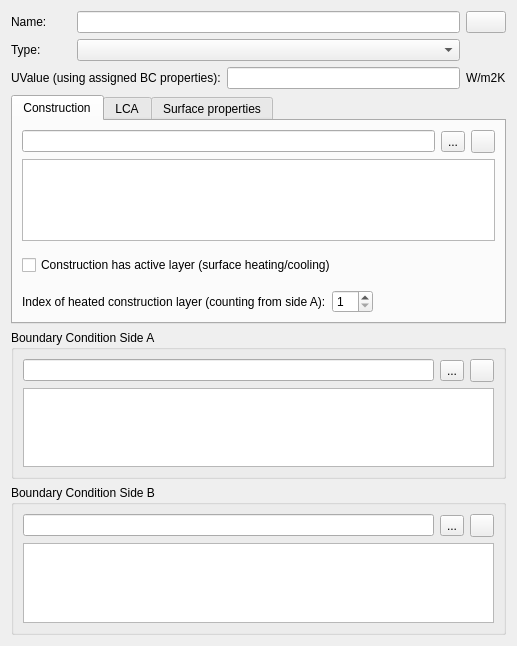
This is SIM-VICUS/src/SVDBComponentEditWidget.ui in ghorwin/SIM-VICUS as Qt 5 draws it before an edit. The edited form follows.
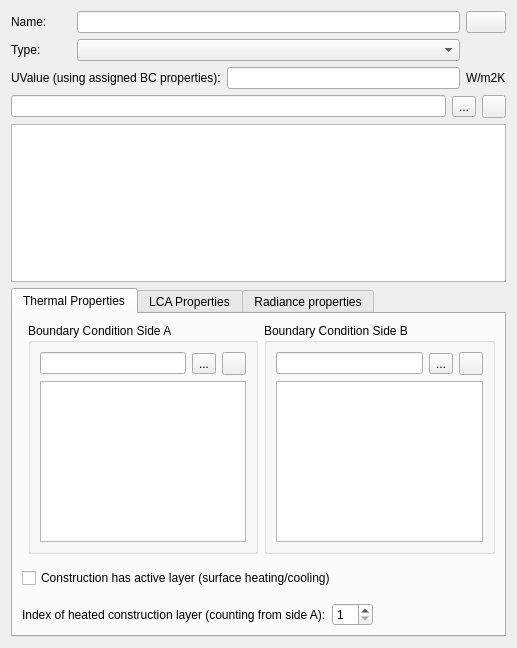
This is the edited form. Icons and pictures are not drawn. Custom widgets are drawn as their Qt base class.

The edit to the form file:
```diff
--- a/SIM-VICUS/src/SVDBComponentEditWidget.ui
+++ b/SIM-VICUS/src/SVDBComponentEditWidget.ui
@@ -7,7 +7,7 @@
     <x>0</x>
     <y>0</y>
     <width>517</width>
-    <height>646</height>
+    <height>648</height>
    </rect>
   </property>
   <property name="sizePolicy">
@@ -95,65 +95,51 @@
      </item>
     </layout>
    </item>
+   <item>
+    <layout class="QHBoxLayout" name="horizontalLayout_5">
+     <item>
+      <widget class="QLineEdit" name="lineEditConstructionName">
+       <property name="readOnly">
+        <bool>true</bool>
+       </property>
+      </widget>
+     </item>
+     <item>
+      <widget class="QToolButton" name="toolButtonSelectConstruction">
+       <property name="text">
+        <string>...</string>
+       </property>
+      </widget>
+     </item>
+     <item>
+      <widget class="QToolButton" name="toolButtonRemoveConstruction">
+       <property name="icon">
+        <iconset resource="../resources/SIM-VICUS.qrc">
+         <normaloff>:/gfx/actions/24x24/minus.png</normaloff>:/gfx/actions/24x24/minus.png</iconset>
+       </property>
+      </widget>
+     </item>
+    </layout>
+   </item>
+   <item>
+    <widget class="QtExt::ConstructionView" name="graphicsViewConstruction"/>
+   </item>
    <item>
     <widget class="QTabWidget" name="tabWidget">
+     <property name="enabled">
+      <bool>true</bool>
+     </property>
+     <property name="tabShape">
+      <enum>QTabWidget::Rounded</enum>
+     </property>
      <property name="currentIndex">
       <number>0</number>
      </property>
      <widget class="QWidget" name="tabConstructionType">
       <attribute name="title">
-       <string>Construction</string>
+       <string>Thermal Properties</string>
       </attribute>
       <layout class="QGridLayout" name="gridLayout">
-       <item row="0" column="0">
-        <widget class="QLineEdit" name="lineEditConstructionName">
-         <property name="readOnly">
-          <bool>true</bool>
-         </property>
-        </widget>
-       </item>
-       <item row="0" column="1">
-        <widget class="QToolButton" name="toolButtonSelectConstruction">
-         <property name="text">
-          <string>...</string>
-         </property>
-        </widget>
-       </item>
-       <item row="0" column="2">
-        <widget class="QToolButton" name="toolButtonRemoveConstruction">
-         <property name="icon">
-          <iconset resource="../resources/SIM-VICUS.qrc">
-           <normaloff>:/gfx/actions/24x24/minus.png</normaloff>:/gfx/actions/24x24/minus.png</iconset>
-         </property>
-        </widget>
-       </item>
-       <item row="1" column="0" colspan="3">
-        <widget class="QtExt::ConstructionView" name="graphicsViewConstruction"/>
-       </item>
-       <item row="2" column="0" colspan="3">
-        <layout class="QHBoxLayout" name="horizontalLayout_2">
-         <item>
-          <widget class="QCheckBox" name="checkBoxActiveLayerEnabled">
-           <property name="text">
-            <string>Construction has active layer (surface heating/cooling)</string>
-           </property>
-          </widget>
-         </item>
-         <item>
-          <spacer name="horizontalSpacer">
-           <property name="orientation">
-            <enum>Qt::Horizontal</enum>
-           </property>
-           <property name="sizeHint" stdset="0">
-            <size>
-             <width>75</width>
-             <height>37</height>
-            </size>
-           </property>
-          </spacer>
-         </item>
-        </layout>
-       </item>
        <item row="3" column="0" colspan="3">
         <layout class="QHBoxLayout" name="horizontalLayout">
          <item>
@@ -185,16 +171,108 @@
          </item>
         </layout>
        </item>
+       <item row="2" column="0" colspan="3">
+        <layout class="QHBoxLayout" name="horizontalLayout_2">
+         <item>
+          <widget class="QCheckBox" name="checkBoxActiveLayerEnabled">
+           <property name="text">
+            <string>Construction has active layer (surface heating/cooling)</string>
+           </property>
+          </widget>
+         </item>
+         <item>
+          <spacer name="horizontalSpacer">
+           <property name="orientation">
+            <enum>Qt::Horizontal</enum>
+           </property>
+           <property name="sizeHint" stdset="0">
+            <size>
+             <width>75</width>
+             <height>37</height>
+            </size>
+           </property>
+          </spacer>
+         </item>
+        </layout>
+       </item>
+       <item row="0" column="1">
+        <widget class="QGroupBox" name="groupBox_2">
+         <property name="title">
+          <string>Boundary Condition Side A</string>
+         </property>
+         <layout class="QGridLayout" name="gridLayout_2">
+          <item row="1" column="0" colspan="3">
+           <widget class="QTextBrowser" name="textBrowserBCSideA"/>
+          </item>
+          <item row="0" column="1">
+           <widget class="QToolButton" name="toolButtonSelectBoundaryConditionSideAName">
+            <property name="text">
+             <string>...</string>
+            </property>
+           </widget>
+          </item>
+          <item row="0" column="0">
+           <widget class="QLineEdit" name="lineEditBoundaryConditionSideAName">
+            <property name="readOnly">
+             <bool>true</bool>
+            </property>
+           </widget>
+          </item>
+          <item row="0" column="2">
+           <widget class="QToolButton" name="toolButtonRemoveBoundaryConditionSideA">
+            <property name="icon">
+             <iconset resource="../resources/SIM-VICUS.qrc">
+              <normaloff>:/gfx/actions/24x24/minus.png</normaloff>:/gfx/actions/24x24/minus.png</iconset>
+            </property>
+           </widget>
+          </item>
+         </layout>
+        </widget>
+       </item>
+       <item row="0" column="2">
+        <widget class="QGroupBox" name="groupBox_3">
+         <property name="title">
+          <string>Boundary Condition Side B</string>
+         </property>
+         <layout class="QGridLayout" name="gridLayout_3">
+          <item row="0" column="0">
+           <widget class="QLineEdit" name="lineEditBoundaryConditionSideBName">
+            <property name="readOnly">
+             <bool>true</bool>
+            </property>
+           </widget>
+          </item>
+          <item row="0" column="1">
+           <widget class="QToolButton" name="toolButtonSelectBoundaryConditionSideBName">
+            <property name="text">
+             <string>...</string>
+            </property>
+           </widget>
+          </item>
+          <item row="0" column="2">
+           <widget class="QToolButton" name="toolButtonRemoveBoundaryConditionSideB">
+            <property name="icon">
+             <iconset resource="../resources/SIM-VICUS.qrc">
+              <normaloff>:/gfx/actions/24x24/minus.png</normaloff>:/gfx/actions/24x24/minus.png</iconset>
+            </property>
+           </widget>
+          </item>
+          <item row="1" column="0" colspan="3">
+           <widget class="QTextBrowser" name="textBrowserBCSideB"/>
+          </item>
+         </layout>
+        </widget>
+       </item>
       </layout>
      </widget>
      <widget class="QWidget" name="tabLCA">
       <attribute name="title">
-       <string>LCA</string>
+       <string>LCA Properties</string>
       </attribute>
      </widget>
      <widget class="QWidget" name="tabSurface">
       <attribute name="title">
-       <string>Surface properties</string>
+       <string>Radiance properties</string>
       </attribute>
       <layout class="QVBoxLayout" name="verticalLayout">
        <item>
@@ -269,88 +347,9 @@
      </widget>
     </widget>
    </item>
-   <item>
-    <widget class="QGroupBox" name="groupBox_2">
-     <property name="title">
-      <string>Boundary Condition Side A</string>
-     </property>
-     <layout class="QGridLayout" name="gridLayout_2">
-      <item row="0" column="2">
-       <widget class="QToolButton" name="toolButtonRemoveBoundaryConditionSideA">
-        <property name="icon">
-         <iconset resource="../resources/SIM-VICUS.qrc">
-          <normaloff>:/gfx/actions/24x24/minus.png</normaloff>:/gfx/actions/24x24/minus.png</iconset>
-        </property>
-       </widget>
-      </item>
-      <item row="0" column="1">
-       <widget class="QToolButton" name="toolButtonSelectBoundaryConditionSideAName">
-        <property name="text">
-         <string>...</string>
-        </property>
-       </widget>
-      </item>
-      <item row="1" column="0" colspan="3">
-       <widget class="QTextBrowser" name="textBrowserBCSideA"/>
-      </item>
-      <item row="0" column="0">
-       <widget class="QLineEdit" name="lineEditBoundaryConditionSideAName">
-        <property name="readOnly">
-         <bool>true</bool>
-        </property>
-       </widget>
-      </item>
-     </layout>
-    </widget>
-   </item>
-   <item>
-    <widget class="QGroupBox" name="groupBox_3">
-     <property name="title">
-      <string>Boundary Condition Side B</string>
-     </property>
-     <layout class="QGridLayout" name="gridLayout_3">
-      <item row="0" column="0">
-       <widget class="QLineEdit" name="lineEditBoundaryConditionSideBName">
-        <property name="readOnly">
-         <bool>true</bool>
-        </property>
-       </widget>
-      </item>
-      <item row="0" column="1">
-       <widget class="QToolButton" name="toolButtonSelectBoundaryConditionSideBName">
-        <property name="text">
-         <string>...</string>
-        </property>
-       </widget>
-      </item>
-      <item row="0" column="2">
-       <widget class="QToolButton" name="toolButtonRemoveBoundaryConditionSideB">
-        <property name="icon">
-         <iconset resource="../resources/SIM-VICUS.qrc">
-          <normaloff>:/gfx/actions/24x24/minus.png</normaloff>:/gfx/actions/24x24/minus.png</iconset>
-        </property>
-       </widget>
-      </item>
-      <item row="1" column="0" colspan="3">
-       <widget class="QTextBrowser" name="textBrowserBCSideB"/>
-      </item>
-     </layout>
-    </widget>
-   </item>
   </layout>
  </widget>
  <customwidgets>
-  <customwidget>
-   <class>QtExt::LanguageStringEditWidget1</class>
-   <extends>QLineEdit</extends>
-   <header location="global">QtExt_LanguageStringEditWidget1.h</header>
-   <container>1</container>
-  </customwidget>
-  <customwidget>
-   <class>QtExt::ColorButton</class>
-   <extends>QPushButton</extends>
-   <header location="global">QtExt_ColorButton.h</header>
-  </customwidget>
   <customwidget>
    <class>QtExt::ValidatingLineEdit</class>
    <extends>QLineEdit</extends>
@@ -359,6 +358,17 @@
     <signal>editingFinishedSuccessfully()</signal>
    </slots>
   </customwidget>
+  <customwidget>
+   <class>QtExt::ColorButton</class>
+   <extends>QPushButton</extends>
+   <header location="global">QtExt_ColorButton.h</header>
+  </customwidget>
+  <customwidget>
+   <class>QtExt::LanguageStringEditWidget1</class>
+   <extends>QLineEdit</extends>
+   <header location="global">QtExt_LanguageStringEditWidget1.h</header>
+   <container>1</container>
+  </customwidget>
   <customwidget>
    <class>QtExt::ConstructionView</class>
    <extends>QGraphicsView</extends>
```
